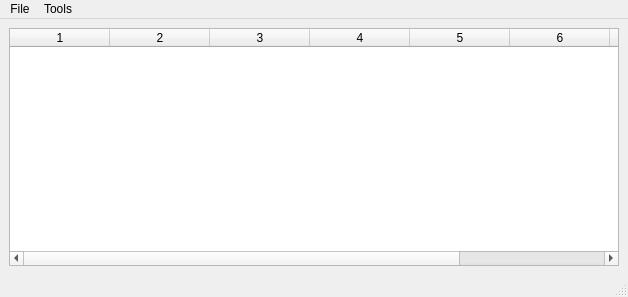
Before: the Qt Designer form mainwindow.ui in alyosama/ASY-DPI, drawn with Qt 5.
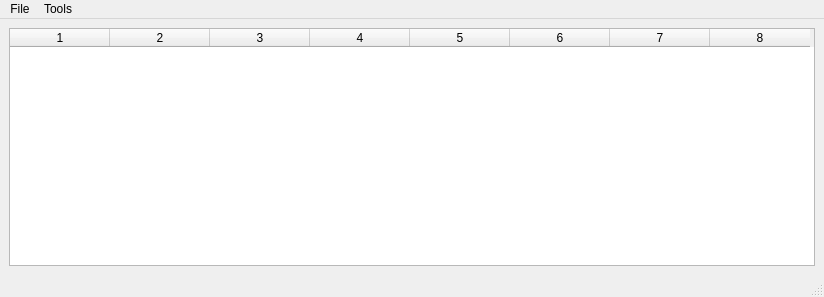
After: the same form once the commit is applied.

```diff
--- a/mainwindow.ui
+++ b/mainwindow.ui
@@ -6,7 +6,7 @@
    <rect>
     <x>0</x>
     <y>0</y>
-    <width>628</width>
+    <width>824</width>
     <height>297</height>
    </rect>
   </property>
@@ -37,7 +37,7 @@
     <rect>
      <x>0</x>
      <y>0</y>
-     <width>628</width>
+     <width>824</width>
      <height>25</height>
     </rect>
    </property>
```
